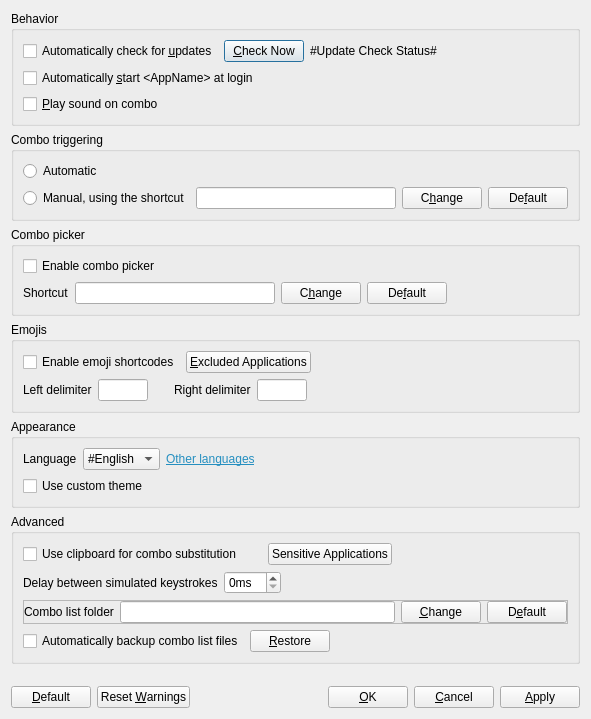
First picture: the form in Beeftext/PreferencesDialog.ui, repository xmichelo/Beeftext, before the edit.
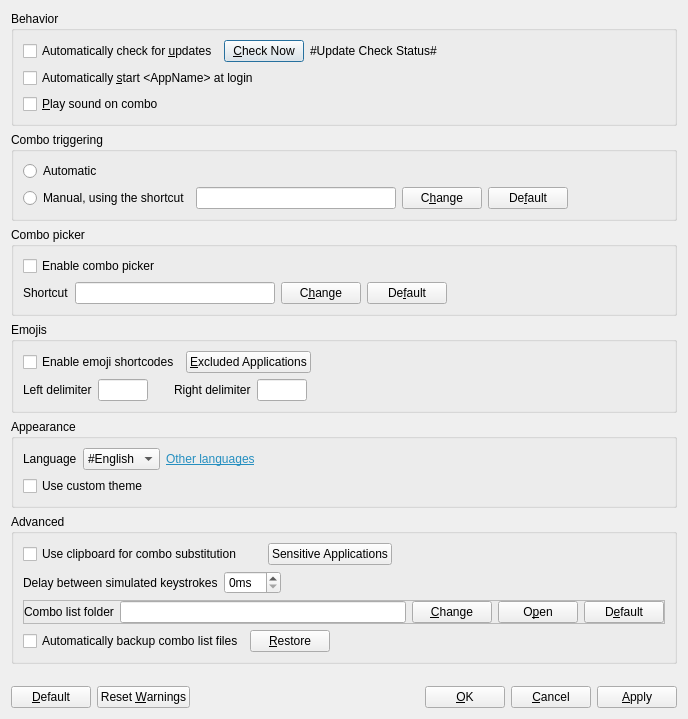
Second picture: the form after the edit.

Commit message: Added a button in the preferences to open the combo list folder. Fixes #167.

```diff
--- a/Beeftext/PreferencesDialog.ui
+++ b/Beeftext/PreferencesDialog.ui
@@ -6,7 +6,7 @@
    <rect>
     <x>0</x>
     <y>0</y>
-    <width>563</width>
+    <width>688</width>
     <height>677</height>
    </rect>
   </property>
@@ -550,6 +550,13 @@
            </property>
           </widget>
          </item>
+         <item>
+          <widget class="QPushButton" name="buttonOpenComboListFolder">
+           <property name="text">
+            <string>O&amp;pen</string>
+           </property>
+          </widget>
+         </item>
          <item>
           <widget class="QPushButton" name="buttonResetComboListFolder">
            <property name="text">
```
Left out of the diff: 18 changed lines with no effect on the pictures. The commit also changes 2 other files.
